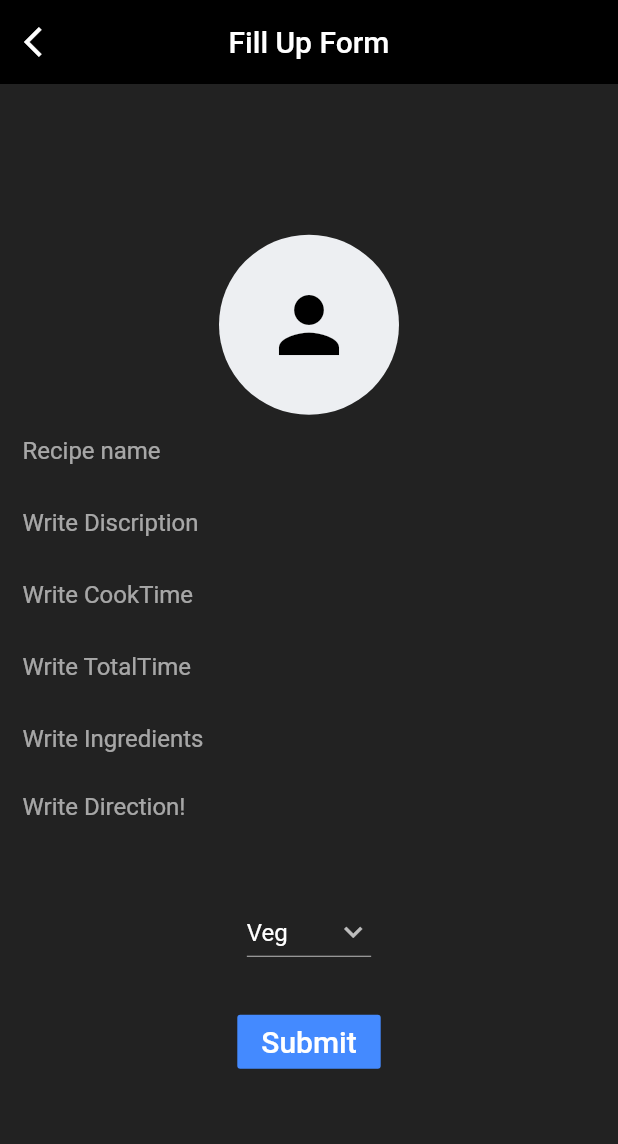
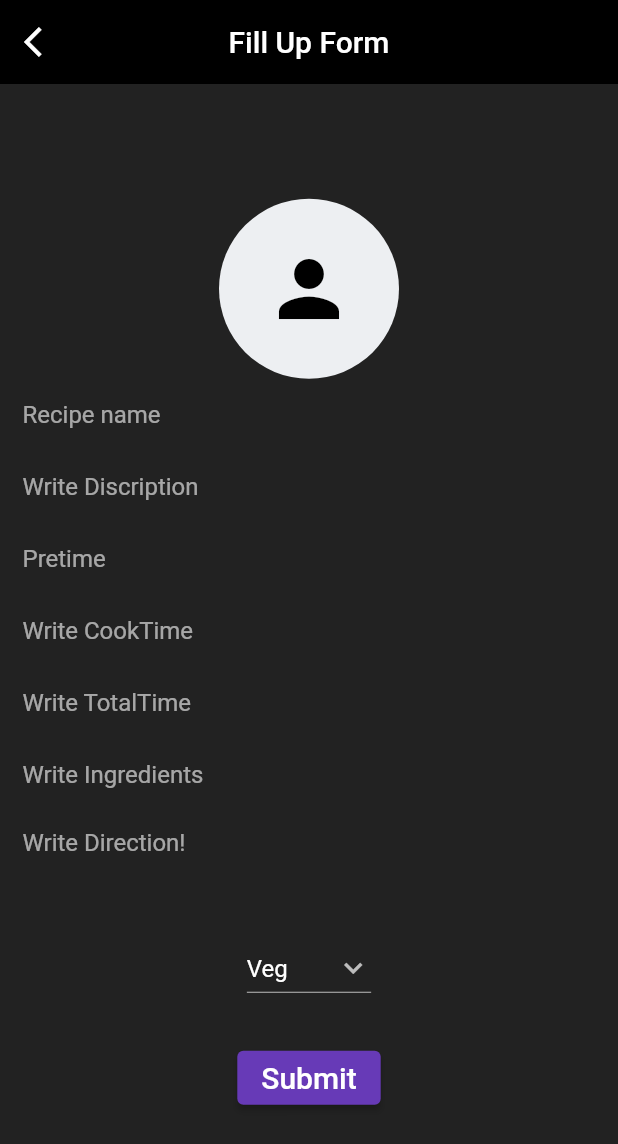
Before and after one commit to bishnusilwal/Recipe_Mobile_Frontend, a Flutter app: the FormScreen screen opened directly, on a phone screen of 412 x 824 dp. Shown: the top 1144 px of the screen. Run offline on Flutter 3.47's test engine with Material 2 defaults, Android fonts, the phone set to English and light mode, and no system bars; our stand-ins replace dio, flutter_rating_bar, hive, image_picker, shared_preferences; accounts and stored records are empty; network calls fail.

Commit message:
add recipe success

```diff
--- a/lib/models/recipe_models.dart
+++ b/lib/models/recipe_models.dart
@@ -1,5 +1,6 @@
 import 'dart:io';
 
+import 'package:image_picker/image_picker.dart';
 import 'package:recipe_mobile_frontend/models/Ingredients_models.dart';
 
 class Recipe {
--- a/lib/screens/LoginForm.dart
+++ b/lib/screens/LoginForm.dart
@@ -159,7 +159,6 @@ class _LoginScreenState extends State<LoginScreen> {
                           password: passwordController.text));
                       print(user.token);
                       if (user.message == "success") {
-                        save(user.token);
                         Navigator.push(
                             context,
                             MaterialPageRoute(
--- a/lib/screens/recipe_form.dart
+++ b/lib/screens/recipe_form.dart
@@ -37,22 +37,6 @@ class _FormScreenState extends State<FormScreen> {
     'Non-veg',
     'Vegan',
   ];
-  SharedPreferences? localStorage;
-
-  String token = '';
-
-  void init() async {
-    localStorage = await SharedPreferences.getInstance();
-  }
-
-  @override
-  void initState() {
-    super.initState();
-    init();
-    setState(() {
-      token = localStorage!.getString('token')!;
-    });
-  }
 
   final ImagePicker _imagePicker = ImagePicker();
 
@@ -61,6 +45,7 @@ class _FormScreenState extends State<FormScreen> {
     setState(() {
       _pickedImage = File(_pickImage!.path);
     });
+    print(_pickedImage!.path);
   }
 
   @override
@@ -222,6 +207,14 @@ class _FormScreenState extends State<FormScreen> {
                           ),
                           TextFormField(
                             maxLines: 1,
+                            controller: pretimeController,
+                            decoration: const InputDecoration(
+                              hintText: "Pretime",
+                              border: InputBorder.none,
+                            ),
+                          ),
+                          TextFormField(
+                            maxLines: 1,
                             controller: cooktimeController,
                             decoration: const InputDecoration(
                               hintText: "Write CookTime",
@@ -276,13 +269,13 @@ class _FormScreenState extends State<FormScreen> {
                           ),
                           Container(
                             margin: EdgeInsets.all(25),
-                            child: FlatButton(
+                            child: ElevatedButton(
                                 child: Text(
                                   'Submit',
                                   style: TextStyle(fontSize: 20.0),
                                 ),
-                                color: Colors.blueAccent,
-                                textColor: Colors.white,
+                                // color: Colors.blueAccent,
+                                // textColor: Colors.white,
                                 onPressed: () async {
                                   if (nameController.text.isNotEmpty ||
                                       discriptionController.text.isNotEmpty ||
@@ -293,20 +286,17 @@ class _FormScreenState extends State<FormScreen> {
                                       ingredientsController.text.isNotEmpty ||
                                       rimgController.text.isNotEmpty) {
                                     HttpRecipe http = HttpRecipe();
-                                    bool isRecipe = await http.addRecipe(
-                                        Recipe(
+                                    bool isRecipe = await http.addRecipe(Recipe(
                                       name: nameController.text,
                                       description: directionController.text,
                                       preptime: pretimeController.text,
                                       cooktime: cooktimeController.text,
                                       totaltime: totaltimeController.text,
                                       category: categoryController.text,
-                                          ingredients:
-                                              ingredientsController.text,
+                                      ingredients: ingredientsController.text,
                                       direction: directionController.text,
-                                          // rimg: _pickedImage!.path,
-                                        ),
-                                        token);
+                                      image: _pickedImage,
+                                    ));
 
                                     if (isRecipe == true) {
                                       // Navigator.push(
--- a/pubspec.yaml
+++ b/pubspec.yaml
@@ -32,6 +32,9 @@ dependencies:
   flutter_rating_bar: ^4.0.0
   http: ^0.13.4
   shared_preferences: ^2.0.13
+  hive: ^2.0.4
+  hive_flutter: ^1.1.0
+  path_provider: ^2.0.9
   # The following adds the Cupertino Icons font to your application.
   # Use with the CupertinoIcons class for iOS style icons.
   cupertino_icons: ^1.0.2
@@ -40,7 +43,8 @@ dependencies:
 dev_dependencies:
   flutter_test:
     sdk: flutter
-
+  hive_generator:
+  build_runner:
   # The "flutter_lints" package below contains a set of recommended lints to
   # encourage good coding practices. The lint set provided by the package is
   # activated in the `analysis_options.yaml` file located at the root of your
```
Also changed, not shown: lib/http/http_recipe.dart (+73 -19 lines), lib/http/httpuser.dart (+20 -4 lines), lib/main.dart (+13 -2 lines), lib/models/auth_model.dart (added, +16 -0 lines), lib/screens/home_page.dart (+9 -1 lines), lib/screens/home_screen.dart (+27 -10 lines), lib/screens/profile_form.dart (+13 -10 lines), lib/models/auth_model.g.dart (added), pubspec.lock. Lines whose indentation alone changed are shown as unchanged.
